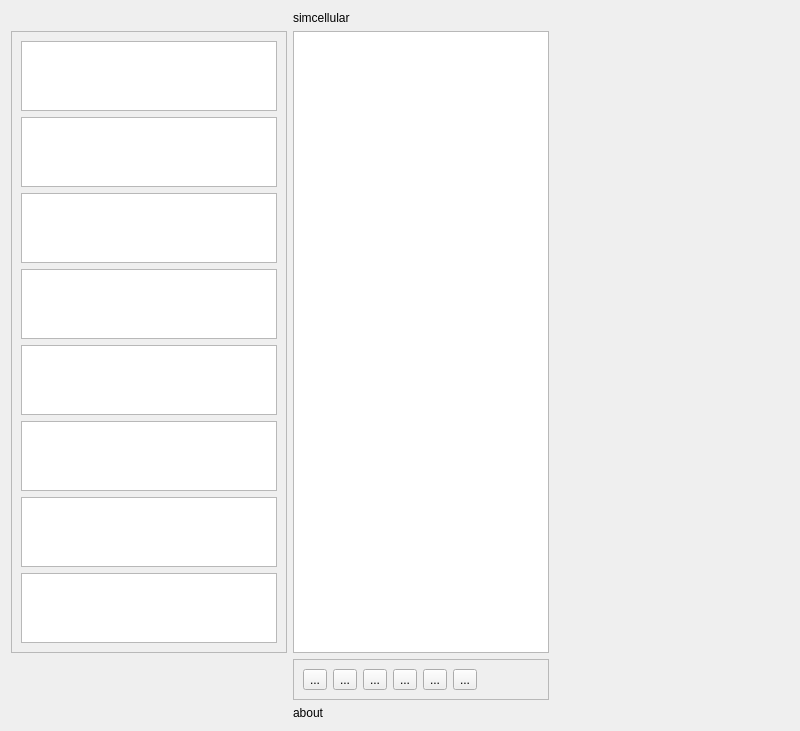
The window that widget.ui (rhofvendahl/simcellular_qt) describes before a commit, drawn with Qt 5.
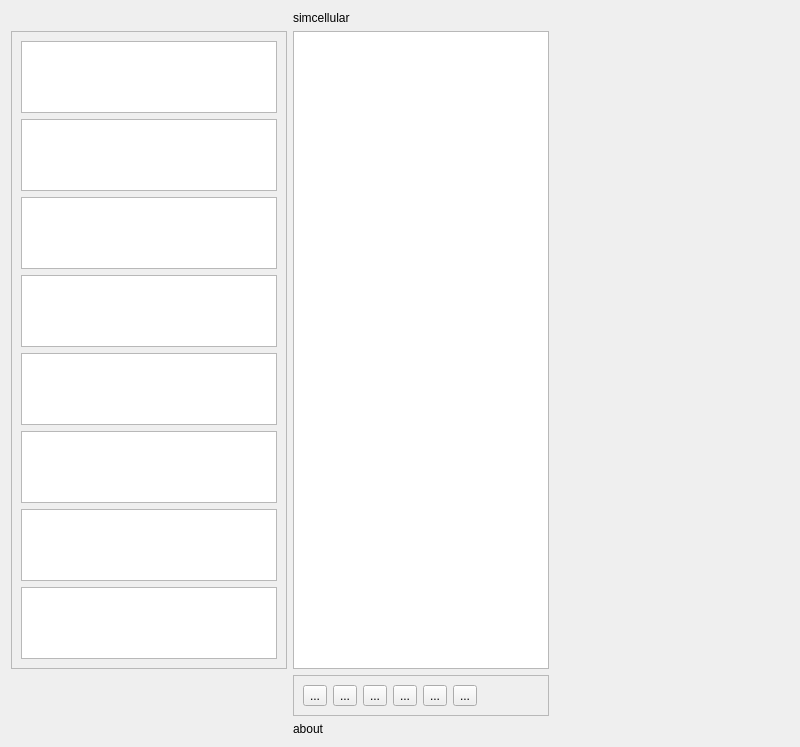
The same window after the commit. Icons and pictures are not drawn.

Patch:
```diff
--- a/widget.ui
+++ b/widget.ui
@@ -7,7 +7,7 @@
     <x>0</x>
     <y>0</y>
     <width>800</width>
-    <height>600</height>
+    <height>747</height>
    </rect>
   </property>
   <property name="windowTitle">
@@ -37,25 +37,25 @@
        <widget class="QTableWidget" name="shape0"/>
       </item>
       <item>
-       <widget class="QTableView" name="shape1"/>
+       <widget class="QTableWidget" name="shape1"/>
       </item>
       <item>
-       <widget class="QTableView" name="shape2"/>
+       <widget class="QTableWidget" name="shape2"/>
       </item>
       <item>
-       <widget class="QTableView" name="shape3"/>
+       <widget class="QTableWidget" name="shape3"/>
       </item>
       <item>
-       <widget class="QTableView" name="shape4"/>
+       <widget class="QTableWidget" name="shape4"/>
       </item>
       <item>
-       <widget class="QTableView" name="shape5"/>
+       <widget class="QTableWidget" name="shape5"/>
       </item>
       <item>
-       <widget class="QTableView" name="shape6"/>
+       <widget class="QTableWidget" name="shape6"/>
       </item>
       <item>
-       <widget class="QTableView" name="colors"/>
+       <widget class="QTableWidget" name="colors"/>
       </item>
      </layout>
     </widget>
```
